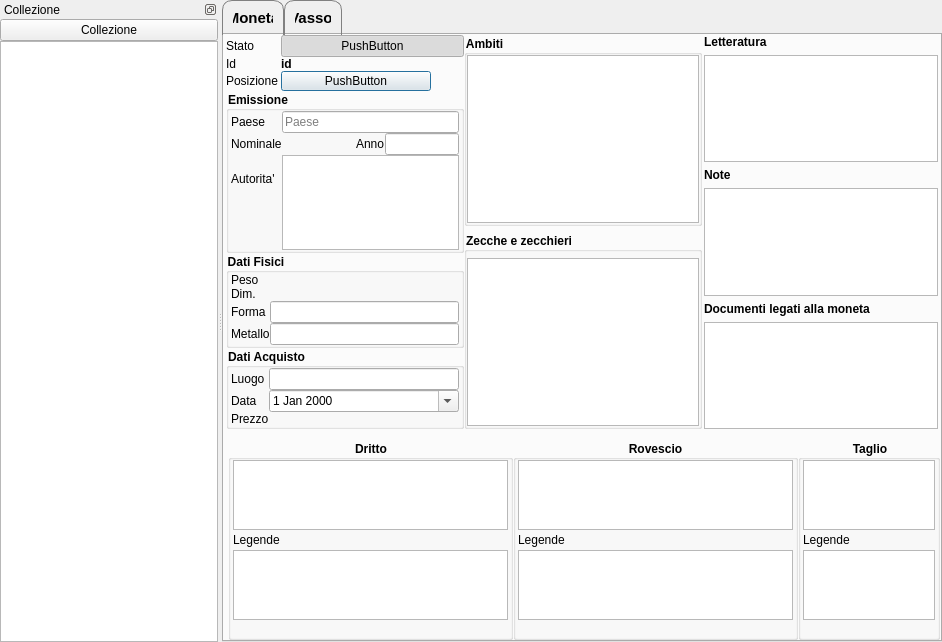
Before: the Qt Designer form GestCollOnQt/GUI/Moneta/monetaform.ui in mirkoviviani76/gestcoll, drawn with Qt 5.
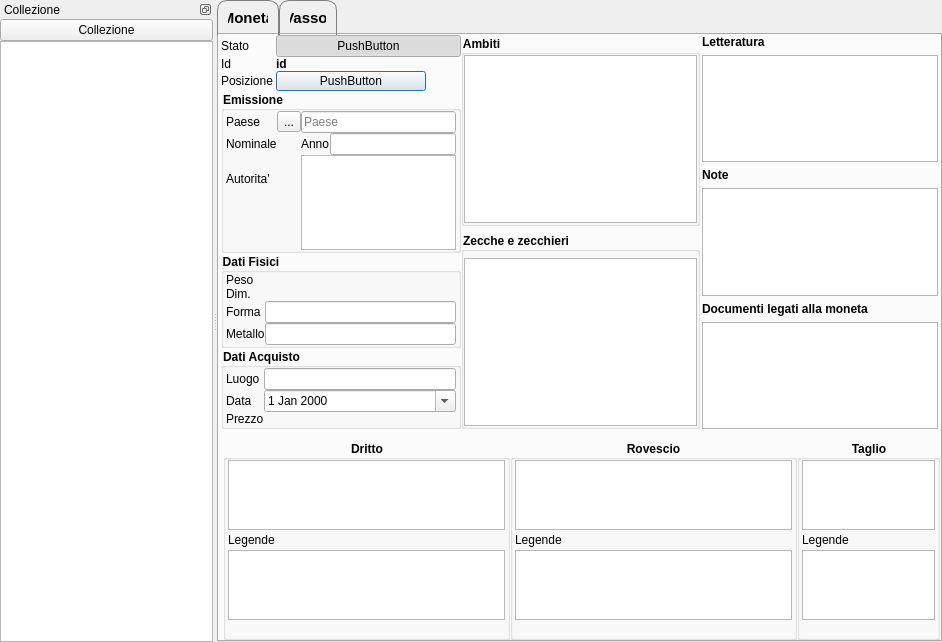
After: the same form once the commit is applied. Icons and pictures are not drawn. Custom widgets are drawn as their Qt base class.

Commit message: Doppio click sull'autorità apre il browser con una ricerca preimpostata Doppio click sul paese apre il browser con una ricerca preimpostata

The edit to the form file:
```diff
--- a/GestCollOnQt/GUI/Moneta/monetaform.ui
+++ b/GestCollOnQt/GUI/Moneta/monetaform.ui
@@ -332,7 +332,7 @@
                 <property name="title">
                  <string>Emissione</string>
                 </property>
-                <layout class="QGridLayout" name="gridLayout_3" rowstretch="0,0,0,0,0" columnstretch="0,0,0,0,0">
+                <layout class="QGridLayout" name="gridLayout_3" rowstretch="0,0,0,0,0" columnstretch="0,0,0,0,0,0">
                  <property name="leftMargin">
                   <number>2</number>
                  </property>
@@ -348,20 +348,20 @@
                  <property name="spacing">
                   <number>0</number>
                  </property>
-                 <item row="0" column="0">
-                  <widget class="QLabel" name="label">
+                 <item row="1" column="4">
+                  <widget class="QLabel" name="label_3">
                    <property name="text">
-                    <string>Paese</string>
+                    <string>Anno</string>
                    </property>
                    <property name="buddy">
                     <cstring>paese</cstring>
                    </property>
                   </widget>
                  </item>
-                 <item row="0" column="1" colspan="4">
-                  <widget class="QLineEdit" name="paese">
-                   <property name="placeholderText">
-                    <string>Paese</string>
+                 <item row="3" column="2" rowspan="2" colspan="4">
+                  <widget class="QListView" name="autorita">
+                   <property name="wordWrap">
+                    <bool>true</bool>
                    </property>
                   </widget>
                  </item>
@@ -375,8 +375,8 @@
                    </property>
                   </widget>
                  </item>
-                 <item row="1" column="1">
-                  <widget class="MisuraForm" name="nominale" native="true"/>
+                 <item row="1" column="5">
+                  <widget class="QLineEdit" name="anno"/>
                  </item>
                  <item row="3" column="0">
                   <widget class="QLabel" name="label_14">
@@ -388,38 +388,39 @@
                    </property>
                   </widget>
                  </item>
-                 <item row="3" column="1" rowspan="2" colspan="4">
-                  <widget class="QListView" name="autorita">
-                   <property name="wordWrap">
-                    <bool>true</bool>
-                   </property>
-                  </widget>
-                 </item>
-                 <item row="1" column="3">
-                  <widget class="QLabel" name="label_3">
-                   <property name="text">
-                    <string>Anno</string>
-                   </property>
-                   <property name="buddy">
-                    <cstring>anno</cstring>
-                   </property>
-                  </widget>
-                 </item>
-                 <item row="1" column="4">
-                  <widget class="QLineEdit" name="anno"/>
-                 </item>
                  <item row="1" column="2">
-                  <spacer name="horizontalSpacer">
-                   <property name="orientation">
-                    <enum>Qt::Horizontal</enum>
+                  <widget class="MisuraForm" name="nominale" native="true"/>
+                 </item>
+                 <item row="0" column="0">
+                  <widget class="QLabel" name="label">
+                   <property name="text">
+                    <string>Paese</string>
                    </property>
-                   <property name="sizeHint" stdset="0">
-                    <size>
-                     <width>40</width>
-                     <height>20</height>
-                    </size>
+                   <property name="buddy">
+                    <cstring>paese</cstring>
                    </property>
-                  </spacer>
+                  </widget>
+                 </item>
+                 <item row="0" column="1">
+                  <widget class="QToolButton" name="openPaeseUrl">
+                   <property name="text">
+                    <string>...</string>
+                   </property>
+                   <property name="icon">
+                    <iconset resource="../../resources/resources.qrc">
+                     <normaloff>:/icons/internet.ico</normaloff>:/icons/internet.ico</iconset>
+                   </property>
+                  </widget>
+                 </item>
+                 <item row="0" column="2" colspan="4">
+                  <widget class="QLineEdit" name="paese">
+                   <property name="readOnly">
+                    <bool>false</bool>
+                   </property>
+                   <property name="placeholderText">
+                    <string>Paese</string>
+                   </property>
+                  </widget>
                  </item>
                 </layout>
                </widget>
```
Left out of the diff: 2 changed lines with no effect on the pictures. The commit also changes 7 other files.
